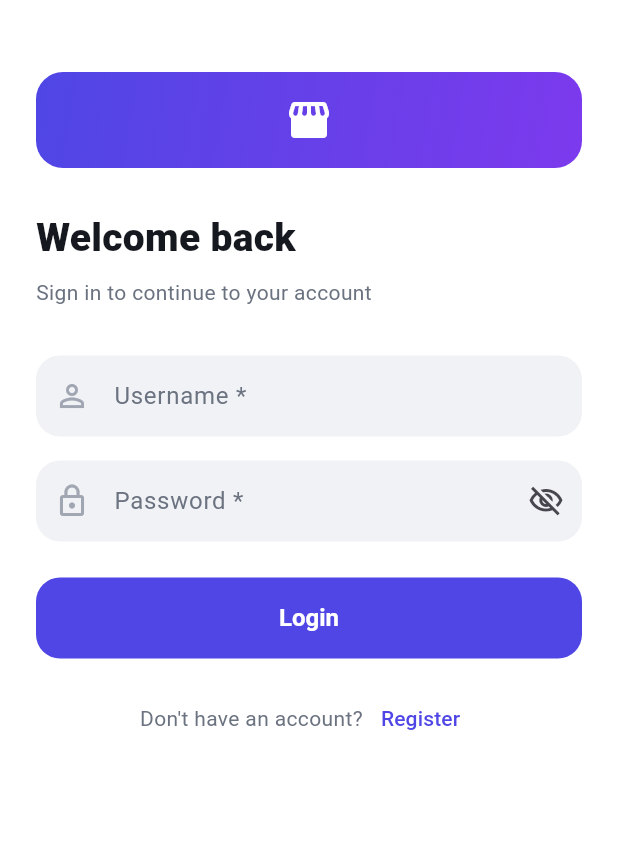
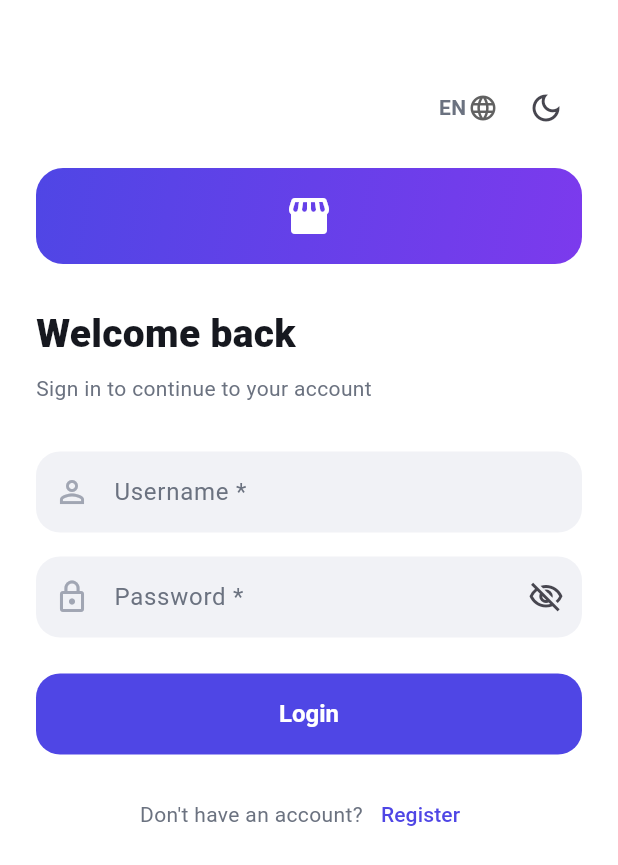
Before and after one commit to kieuanhdev/demo-fresher, a Flutter app: the screen it shows after launch, on a phone screen of 412 x 824 dp. Shown: the top 865 px of the screen. Run offline on Flutter 3.47's test engine with Material 3 defaults, Android fonts, the phone set to English and light mode, and no system bars; our stand-ins replace dio, get, get_storage.

Commit message:
feat: implement base architecture and UI features for product, category, auth, and profile modules

```diff
--- a/lv3/lib/core/base/base_controller.dart
+++ b/lv3/lib/core/base/base_controller.dart
@@ -8,25 +8,30 @@ import '../theme/app_colors.dart';
 ///
 /// Tập trung quản lý state loading / saving / error và các snackbar success/error
 /// để các controller tính năng không phải lặp lại cùng một đoạn boilerplate.
-/// Phản chiếu ý tưởng `BaseGetxController` từ tài liệu hướng dẫn kiến trúc.
 abstract class BaseController extends GetxController {
-  /// Cờ spinner cho toàn màn hình / lần tải đầu tiên.
-  final isLoading = false.obs;
+  /// Cờ spinner cho toàn màn hình / lần tải đầu tiên (Loading cục bộ).
+  final isShowLoading = false.obs;
 
-  /// Cờ báo đang thực hiện mutation (create / update / delete).
-  final isSaving = false.obs;
+  /// Cờ báo đang thực hiện mutation (Loading chặn toàn màn hình).
+  final isLoadingOverlay = false.obs;
 
   /// Thông báo lỗi của lần tải gần nhất (null khi không có lỗi).
   final error = RxnString();
 
-  /// Chạy [task], theo dõi [isLoading] và bắt các failure vào [error].
+  void showLoading() => isShowLoading.value = true;
+  void hideLoading() => isShowLoading.value = false;
+
+  void showLoadingOverlay() => isLoadingOverlay.value = true;
+  void hideLoadingOverlay() => isLoadingOverlay.value = false;
+
+  /// Chạy [task], theo dõi [isShowLoading] và bắt các failure vào [error].
   /// Trả về kết quả của task, hoặc null khi thất bại.
   Future<T?> runGuarded<T>(
     Future<T> Function() task, {
     bool track = true,
   }) async {
     if (track) {
-      isLoading.value = true;
+      showLoading();
       error.value = null;
     }
     try {
@@ -38,17 +43,17 @@ abstract class BaseController extends GetxController {
       error.value = e.toString();
       return null;
     } finally {
-      if (track) isLoading.value = false;
+      if (track) hideLoading();
     }
   }
 
-  /// Chạy một mutation, theo dõi [isSaving] và hiển thị snackbar.
+  /// Chạy một mutation, theo dõi [isLoadingOverlay] và hiển thị snackbar.
   /// Trả về true khi thành công.
   Future<bool> runMutation(
     Future<void> Function() task, {
     String success = 'Saved',
   }) async {
-    isSaving.value = true;
+    showLoadingOverlay();
     try {
       await task();
       if (success.isNotEmpty) showOk(success);
@@ -60,7 +65,7 @@ abstract class BaseController extends GetxController {
       showError(e.toString());
       return false;
     } finally {
-      isSaving.value = false;
+      hideLoadingOverlay();
     }
   }
 
--- a/lv3/lib/core/base/base_list_controller.dart
+++ b/lv3/lib/core/base/base_list_controller.dart
@@ -61,7 +61,7 @@ abstract class BaseListController<T> extends BaseController {
 
   /// Nối thêm trang tiếp theo. Không làm gì khi đang tải hoặc đã hết dữ liệu.
   Future<void> loadMore() async {
-    if (isLoadingMore.value || isLoading.value || !hasMore) return;
+    if (isLoadingMore.value || isShowLoading.value || !hasMore) return;
     isLoadingMore.value = true;
     try {
       final next = page + 1;
--- a/lv3/lib/core/theme/app_colors.dart
+++ b/lv3/lib/core/theme/app_colors.dart
@@ -1,5 +1,5 @@
 import 'package:flutter/material.dart';
-import 'package:get/get.dart';
+import 'package:lv3/core/theme/theme_service.dart';
 
 class AppColors extends ThemeExtension<AppColors> {
   final Color primaryColor;
@@ -74,7 +74,11 @@ class AppColors extends ThemeExtension<AppColors> {
     if (other is! AppColors) return this;
     return AppColors(
       primaryColor: Color.lerp(primaryColor, other.primaryColor, t)!,
-      primaryDarkColor: Color.lerp(primaryDarkColor, other.primaryDarkColor, t)!,
+      primaryDarkColor: Color.lerp(
+        primaryDarkColor,
+        other.primaryDarkColor,
+        t,
+      )!,
       secondaryColor: Color.lerp(secondaryColor, other.secondaryColor, t)!,
       accentColor: Color.lerp(accentColor, other.accentColor, t)!,
       successColor: Color.lerp(successColor, other.successColor, t)!,
@@ -82,9 +86,21 @@ class AppColors extends ThemeExtension<AppColors> {
       dangerColor: Color.lerp(dangerColor, other.dangerColor, t)!,
       backgroundColor: Color.lerp(backgroundColor, other.backgroundColor, t)!,
       surfaceColor: Color.lerp(surfaceColor, other.surfaceColor, t)!,
-      surfaceMutedColor: Color.lerp(surfaceMutedColor, other.surfaceMutedColor, t)!,
-      textPrimaryColor: Color.lerp(textPrimaryColor, other.textPrimaryColor, t)!,
-      textSecondaryColor: Color.lerp(textSecondaryColor, other.textSecondaryColor, t)!,
+      surfaceMutedColor: Color.lerp(
+        surfaceMutedColor,
+        other.surfaceMutedColor,
+        t,
+      )!,
+      textPrimaryColor: Color.lerp(
+        textPrimaryColor,
+        other.textPrimaryColor,
+        t,
+      )!,
+      textSecondaryColor: Color.lerp(
+        textSecondaryColor,
+        other.textSecondaryColor,
+        t,
+      )!,
       textMutedColor: Color.lerp(textMutedColor, other.textMutedColor, t)!,
       borderColor: Color.lerp(borderColor, other.borderColor, t)!,
     );
@@ -135,7 +151,8 @@ class AppColors extends ThemeExtension<AppColors> {
   // --- TRỢ THỦ LẤY THEME HIỆN TẠI (GETX) ---
   static AppColors get current {
     try {
-      return Get.theme.extension<AppColors>() ?? light;
+      // ignore: prefer_const_constructors
+      return ThemeService.isDarkMode.value ? dark : light;
     } catch (_) {
       return light;
     }
@@ -163,7 +180,9 @@ class AppColors extends ThemeExtension<AppColors> {
 
   static List<BoxShadow> get softShadow => [
     BoxShadow(
-          color: const Color(0xFF1B1F3B).withValues(alpha: current == dark ? 0.3 : 0.04),
+      color: const Color(
+        0xFF1B1F3B,
+      ).withValues(alpha: current == dark ? 0.3 : 0.04),
       blurRadius: 12,
       offset: const Offset(0, 4),
     ),
--- a/lv3/lib/core/theme/theme_service.dart
+++ b/lv3/lib/core/theme/theme_service.dart
@@ -3,25 +3,31 @@ import 'package:get/get.dart';
 import 'package:get_storage/get_storage.dart';
 
 class ThemeService {
-  final _storage = GetStorage();
-  final _key = 'isDarkMode';
+  static final _storage = GetStorage();
+  static final _key = 'isDarkMode';
+
+  static final RxBool isDarkMode = _loadThemeFromStorage().obs;
 
   /// Lấy theme mode đang được lưu
   ThemeMode get theme {
-    return _loadThemeFromStorage() ? ThemeMode.dark : ThemeMode.light;
+    return isDarkMode.value ? ThemeMode.dark : ThemeMode.light;
   }
 
-  bool _loadThemeFromStorage() {
+  static bool _loadThemeFromStorage() {
     return _storage.read<bool>(_key) ?? false;
   }
 
   /// Thay đổi theme giữa Light và Dark
   void switchTheme() {
-    Get.changeThemeMode(_loadThemeFromStorage() ? ThemeMode.light : ThemeMode.dark);
-    _saveThemeToStorage(!_loadThemeFromStorage());
+    isDarkMode.value = !isDarkMode.value;
+    Get.changeThemeMode(isDarkMode.value ? ThemeMode.dark : ThemeMode.light);
+    _saveThemeToStorage(isDarkMode.value);
+
+    // Cập nhật toàn bộ app ngay lập tức (không delay) để màu sắc đồng bộ
+    Get.forceAppUpdate();
   }
 
-  void _saveThemeToStorage(bool isDarkMode) {
-    _storage.write(_key, isDarkMode);
+  void _saveThemeToStorage(bool isDark) {
+    _storage.write(_key, isDark);
   }
 }
--- a/lv3/lib/features/auth/presentation/views/login_view.dart
+++ b/lv3/lib/features/auth/presentation/views/login_view.dart
@@ -10,6 +10,8 @@ import '../../../../core/widgets/app_button.dart';
 import '../../../../core/widgets/app_input.dart';
 import '../../../../core/widgets/app_text.dart';
 import '../../../../core/localization/locale_keys.g.dart';
+import '../../../../core/localization/language_enum.dart';
+import '../../../../core/theme/theme_service.dart';
 import '../controllers/auth_controller.dart';
 
 class LoginView extends StatefulWidget {
@@ -44,6 +46,8 @@ class _LoginViewState extends State<LoginView> with ValidationMixin {
             child: Column(
               crossAxisAlignment: CrossAxisAlignment.stretch,
               children: [
+                _buildTopActions(),
+                const SizedBox(height: 16),
                 _logo(),
                 const SizedBox(height: 28),
                 AppText.display('Welcome back'),
@@ -73,9 +77,11 @@ class _LoginViewState extends State<LoginView> with ValidationMixin {
                       minLength(6),
                     ]),
                     suffix: IconButton(
-                      icon: Icon(controller.obscure.value
-                          ? Icons.visibility_off_outlined
-                          : Icons.visibility_outlined),
+                      icon: Icon(
+                        controller.obscure.value
+                            ? Icons.visibility_off_outlined
+                            : Icons.visibility_outlined,
+                      ),
                       onPressed: controller.toggleObscure,
                     ),
                   ),
@@ -84,7 +90,7 @@ class _LoginViewState extends State<LoginView> with ValidationMixin {
                 Obx(
                   () => AppButton(
                     label: LocaleKeys.auth_login.tr,
-                    loading: controller.isLoading.value,
+                    loading: controller.isShowLoading.value,
                     onPressed: () {
                       context.hideKeyboard();
                       if (_formKey.currentState!.validate()) {
@@ -120,7 +126,63 @@ class _LoginViewState extends State<LoginView> with ValidationMixin {
         gradient: AppColors.brandGradient,
         borderRadius: BorderRadius.circular(18),
       ),
-      child: const Icon(Icons.storefront_rounded, size: 32, color: Colors.white),
+      child: const Icon(
+        Icons.storefront_rounded,
+        size: 32,
+        color: Colors.white,
+      ),
     );
   }
+
+  Widget _buildTopActions() {
+    return Align(
+      alignment: Alignment.centerRight,
+      child: Row(
+        mainAxisSize: MainAxisSize.min,
+        children: [
+          DropdownButton<LanguageEnum>(
+            value: _getCurrentLanguage(),
+            underline: const SizedBox(),
+            icon: const Icon(Icons.language_outlined, size: 20),
+            items: [
+              DropdownMenuItem(
+                value: LanguageEnum.english,
+                child: AppText.body('EN', fontWeight: FontWeight.w600),
+              ),
+              DropdownMenuItem(
+                value: LanguageEnum.vietnamese,
+                child: AppText.body('VN', fontWeight: FontWeight.w600),
+              ),
+            ],
+            onChanged: (LanguageEnum? newValue) {
+              if (newValue != null) {
+                LanguageEnum.changeLanguage(newValue);
+              }
+            },
+          ),
+          const SizedBox(width: 8),
+          Obx(() {
+            final isDark = ThemeService.isDarkMode.value;
+            return IconButton(
+              icon: Icon(
+                isDark ? Icons.light_mode_outlined : Icons.dark_mode_outlined,
+                size: 24,
+              ),
+              onPressed: () {
+                ThemeService().switchTheme();
+              },
+            );
+          }),
+        ],
+      ),
+    );
+  }
+
+  LanguageEnum _getCurrentLanguage() {
+    final locale = Get.locale;
+    if (locale?.languageCode == 'vi') {
+      return LanguageEnum.vietnamese;
+    }
+    return LanguageEnum.english;
+  }
 }
--- a/lv3/lib/features/auth/presentation/views/register_view.dart
+++ b/lv3/lib/features/auth/presentation/views/register_view.dart
@@ -81,7 +81,7 @@ class _RegisterViewState extends State<RegisterView> {
                       Obx(
                         () => AppButton(
                           label: LocaleKeys.auth_register.tr,
-                          loading: controller.isLoading.value,
+                          loading: controller.isShowLoading.value,
                           color: AppColors.primary,
                           onPressed: () {
                             if (_formKey.currentState!.validate()) {
--- a/lv3/lib/features/category/presentation/views/category_form_view.dart
+++ b/lv3/lib/features/category/presentation/views/category_form_view.dart
@@ -38,7 +38,7 @@ class _CategoryFormViewState extends State<CategoryFormView> {
         child: Obx(
           () => AppButton(
             label: _isEdit ? 'Update' : 'Create',
-            loading: controller.isSaving.value,
+            loading: controller.isLoadingOverlay.value,
             onPressed: _submit,
           ),
         ),
--- a/lv3/lib/features/home/presentation/views/home_view.dart
+++ b/lv3/lib/features/home/presentation/views/home_view.dart
@@ -7,6 +7,7 @@ import '../../../cart/presentation/controllers/cart_controller.dart';
 import '../../../cart/presentation/views/cart_view.dart';
 import '../../../category/presentation/views/category_list_view.dart';
 import '../../../product/presentation/views/product_list_view.dart';
+import '../../../profile/presentation/views/profile_view.dart';
 import '../controllers/shell_controller.dart';
 
 /// Home shell: chứa các tab chính phía sau một bottom navigation bar.
@@ -18,6 +19,7 @@ class HomeView extends StatelessWidget {
     ProductListView(),
     const CategoryListView(),
     const CartView(),
+    ProfileView(),
   ];
 
   @override
@@ -74,6 +76,8 @@ class _BottomNav extends StatelessWidget {
                     shell.index.value == 2),
                 label: LocaleKeys.home_cart.tr,
               ),
+              _dest(Icons.person_outline, Icons.person,
+                  LocaleKeys.home_profile.tr, shell.index.value == 3),
             ],
           ),
         ),
--- a/lv3/lib/features/product/presentation/views/product_form_view.dart
+++ b/lv3/lib/features/product/presentation/views/product_form_view.dart
@@ -55,7 +55,7 @@ class _ProductFormViewState extends State<ProductFormView> {
         child: Obx(
           () => AppButton(
             label: _isEdit ? 'Update' : 'Create',
-            loading: controller.isSaving.value,
+            loading: controller.isLoadingOverlay.value,
             onPressed: _submit,
           ),
         ),
--- a/lv3/lib/main.dart
+++ b/lv3/lib/main.dart
@@ -1,4 +1,5 @@
 import 'package:flutter/material.dart';
+import 'package:flutter_localizations/flutter_localizations.dart';
 import 'package:get/get.dart';
 import 'package:get_storage/get_storage.dart';
 
@@ -10,7 +11,6 @@ import 'core/theme/theme_service.dart';
 
 import 'core/localization/app_translations.dart';
 import 'core/localization/language_enum.dart';
-import 'core/localization/locale_keys.g.dart';
 
 Future<void> main() async {
   WidgetsFlutterBinding.ensureInitialized();
@@ -31,6 +31,11 @@ class SdsApp extends StatelessWidget {
       locale: LanguageEnum.loadLocale,
       supportedLocales: LanguageEnum.locales,
       fallbackLocale: LanguageEnum.english.locale,
+      localizationsDelegates: const [
+        GlobalMaterialLocalizations.delegate,
+        GlobalWidgetsLocalizations.delegate,
+        GlobalCupertinoLocalizations.delegate,
+      ],
       theme: AppTheme.light,
       darkTheme: AppTheme.dark,
       themeMode: ThemeService().theme,
--- a/lv3/pubspec.yaml
+++ b/lv3/pubspec.yaml
@@ -29,6 +29,8 @@ environment:
 # versions available, run `flutter pub outdated`.
 dependencies:
   flutter:
+    sdk: flutter
+  flutter_localizations:
     sdk: flutter
 
   # The following adds the Cupertino Icons font to your application.
```
Also changed, not shown: lv3/assets/locales/en_US.json (+9 -0 lines), lv3/assets/locales/vi_VN.json (+9 -0 lines), lv3/lib/core/base/base_view.dart (+26 -1 lines), lv3/lib/core/localization/language_enum.dart (+10 -0 lines), lv3/lib/features/auth/presentation/controllers/auth_controller.dart (+4 -4 lines), lv3/lib/features/profile/presentation/views/profile_view.dart (added, +126 -0 lines), lv3/lib/core/localization/locale_keys.g.dart, lv3/pubspec.lock. Lines whose indentation alone changed are shown as unchanged.
